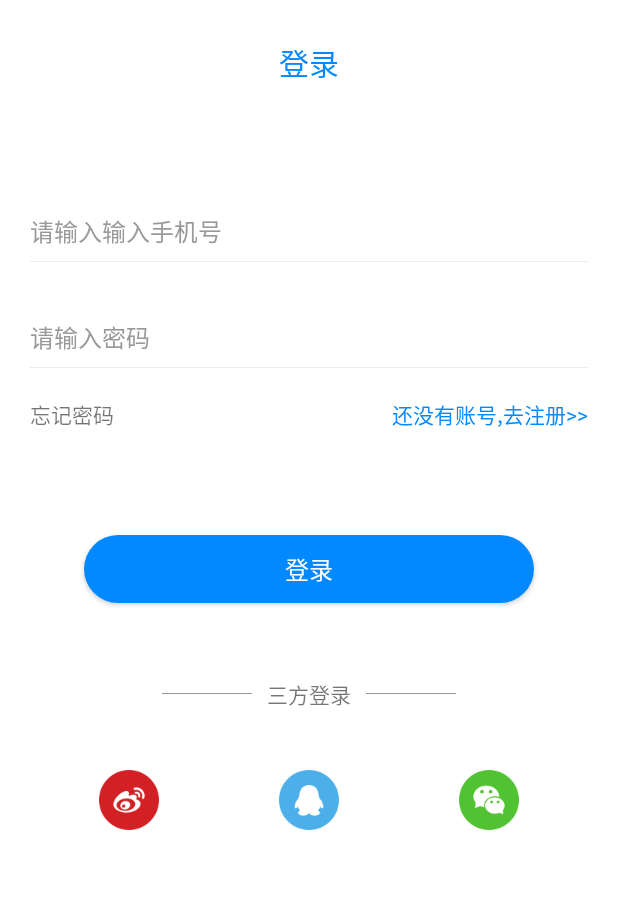
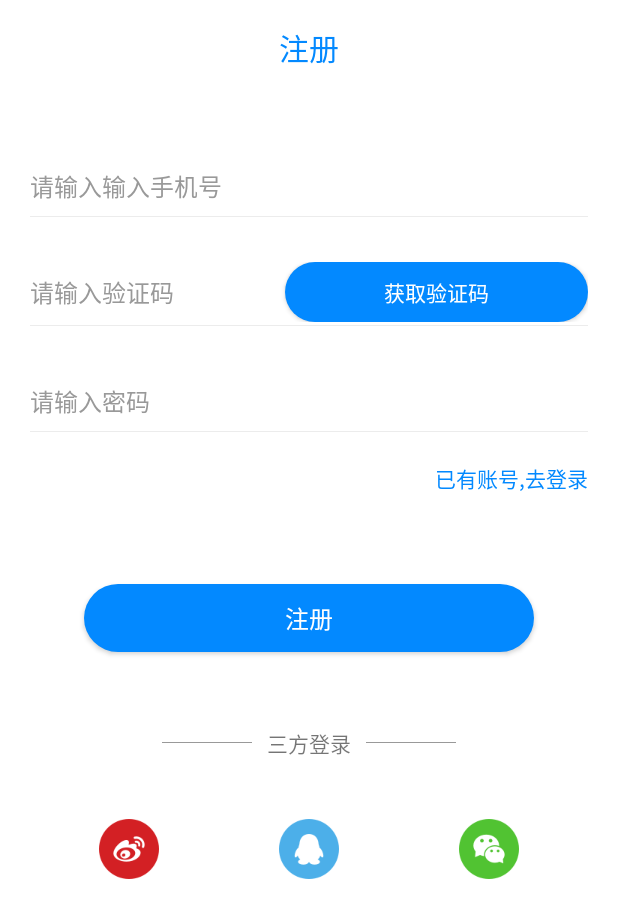
Before and after one commit to zhuzilyy/shine, an Android app: the screen it shows after launch (LoginActivity before the commit, RegisterActivity after it), on a phone screen of 412 x 824 dp. Shown: the top 918 px of the screen. Run offline under Robolectric (Android 15) with nearby library versions, the phone set to English and light mode, and no system bars; our stand-ins replace ButterKnife; Roboto replaces fonts that are not available here.

Commit message:
2018/3/29登录注册估分

```diff
--- a/app/src/main/java/com/qianyi/shine/MainActivity.java
+++ b/app/src/main/java/com/qianyi/shine/MainActivity.java
@@ -56,6 +56,12 @@ public class MainActivity extends BaseActivity implements BottomNavigationBar.On
     protected void initListener() {
 
     }
+
+    @Override
+    protected void setStatusBarColor() {
+
+    }
+
     /***
      * 显示隐藏Fragment
      *
--- a/app/src/main/java/com/qianyi/shine/base/BaseActivity.java
+++ b/app/src/main/java/com/qianyi/shine/base/BaseActivity.java
@@ -34,7 +34,7 @@ public abstract class BaseActivity extends FragmentActivity {
         initData();
         initListener();
         //设置状态栏的颜色
-        setStatusColor();
+        setStatusBarColor();
     }
     private void setStatusColor() {
         if (Build.VERSION.SDK_INT >= Build.VERSION_CODES.KITKAT) {
@@ -64,4 +64,5 @@ public abstract class BaseActivity extends FragmentActivity {
     protected abstract void initData();
     protected abstract void getResLayout();
     protected abstract void initListener();
+    protected abstract void setStatusBarColor();
 }
--- /dev/null
+++ b/app/src/main/java/com/qianyi/shine/ui/account/activity/RegisterActivity.java
@@ -0,0 +1,47 @@
+package com.qianyi.shine.ui.account.activity;
+
+import android.view.View;
+
+import com.qianyi.shine.R;
+import com.qianyi.shine.base.BaseActivity;
+
+import butterknife.OnClick;
+
+/**
+ * Created by NEUNB on 2018/3/29.
+ */
+
+public class RegisterActivity extends BaseActivity {
+    @Override
+    protected void initViews() {
+
+    }
+
+    @Override
+    protected void initData() {
+
+    }
+
+    @Override
+    protected void getResLayout() {
+        setContentView(R.layout.activity_register);
+
+    }
+
+    @Override
+    protected void initListener() {
+
+    }
+    @Override
+    protected void setStatusBarColor() {
+
+    }
+    @OnClick({R.id.tv_login})
+    public void click(View view){
+        switch (view.getId()){
+            case R.id.tv_login:
+                jumpActivity(this,LoginActivity.class);
+                break;
+        }
+    }
+}
--- /dev/null
+++ b/app/src/main/res/drawable/bg_subject.xml
@@ -0,0 +1,5 @@
+<?xml version="1.0" encoding="utf-8"?>
+<selector xmlns:android="http://schemas.android.com/apk/res/android">
+    <item android:state_checked="true" android:drawable="@drawable/subject_checked"/>
+    <item android:state_checked="false" android:drawable="@drawable/subject_unchecked"/>
+</selector>
--- /dev/null
+++ b/app/src/main/res/layout/activity_register.xml
@@ -0,0 +1,188 @@
+<?xml version="1.0" encoding="utf-8"?>
+<LinearLayout
+    android:focusable="true"
+    android:focusableInTouchMode="true"
+    android:background="#ffffff"
+    android:orientation="vertical"
+    xmlns:android="http://schemas.android.com/apk/res/android"
+    android:layout_width="match_parent"
+    android:layout_height="match_parent">
+     <TextView
+            android:gravity="center"
+            android:textColor="@color/main_blue"
+            android:textSize="20sp"
+            android:text="注册"
+            android:layout_width="match_parent"
+            android:layout_height="64dp" />
+    <com.qianyi.shine.ui.account.view.ClearEditText
+        android:maxLength="11"
+        android:singleLine="true"
+        android:layout_marginTop="40dp"
+        android:id="@+id/et_userName"
+        android:layout_width="match_parent"
+        android:layout_height="40dp"
+        android:hint="请输入输入手机号"
+        android:inputType="number"
+        android:textSize="16sp"
+        android:textColorHint="@color/gray"
+        android:background="@null"
+        android:textCursorDrawable="@null"
+        android:layout_marginLeft="20dp"
+        android:layout_marginRight="20dp"
+        />
+    <View
+        android:background="#ececec"
+        android:layout_marginRight="20dp"
+        android:layout_marginLeft="20dp"
+        android:layout_width="match_parent"
+        android:layout_height="0.5dp"/>
+    <!--获取验证码-->
+    <LinearLayout
+        android:layout_marginTop="30dp"
+        android:layout_marginRight="20dp"
+        android:layout_marginLeft="20dp"
+        android:orientation="horizontal"
+        android:layout_width="match_parent"
+        android:layout_height="40dp">
+        <com.qianyi.shine.ui.account.view.ClearEditText
+            android:layout_gravity="center_vertical"
+            android:maxLength="11"
+            android:singleLine="true"
+            android:id="@+id/et_confirmCode"
+            android:layout_width="150dp"
+            android:layout_height="40dp"
+            android:hint="请输入验证码"
+            android:inputType="number"
+            android:textSize="16sp"
+            android:textColorHint="@color/gray"
+            android:background="@null"
+            android:textCursorDrawable="@null"
+            />
+        <Button
+            android:textColor="@color/white"
+            android:background="@drawable/bg_login"
+            android:layout_gravity="center_vertical"
+            android:layout_marginLeft="20dp"
+            android:text="获取验证码"
+            android:layout_width="match_parent"
+            android:layout_height="wrap_content" />
+    </LinearLayout>
+    <View
+        android:layout_marginTop="2dp"
+        android:background="#ececec"
+        android:layout_marginRight="20dp"
+        android:layout_marginLeft="20dp"
+        android:layout_width="match_parent"
+        android:layout_height="0.5dp"/>
+
+    <!--密码-->
+    <com.qianyi.shine.ui.account.view.ClearEditText
+        android:singleLine="true"
+        android:layout_marginTop="30dp"
+        android:id="@+id/et_pwd"
+        android:layout_width="match_parent"
+        android:layout_height="40dp"
+        android:hint="请输入密码"
+        android:textSize="16sp"
+        android:textColorHint="@color/gray"
+        android:background="@null"
+        android:textCursorDrawable="@null"
+        android:layout_marginLeft="20dp"
+        android:layout_marginRight="20dp"
+        />
+    <View
+        android:background="#ececec"
+        android:layout_marginRight="20dp"
+        android:layout_marginLeft="20dp"
+        android:layout_width="match_parent"
+        android:layout_height="0.5dp"/>
+    <!--忘记密码-->
+    <RelativeLayout
+        android:layout_marginTop="20dp"
+        android:layout_marginRight="20dp"
+        android:layout_marginLeft="20dp"
+        android:layout_width="match_parent"
+        android:layout_height="wrap_content">
+        <TextView
+            android:id="@+id/tv_login"
+            android:textColor="@color/main_blue"
+            android:layout_alignParentRight="true"
+            android:textSize="14sp"
+            android:text="已有账号,去登录"
+            android:layout_width="wrap_content"
+            android:layout_height="wrap_content" />
+    </RelativeLayout>
+
+    <Button
+        android:id="@+id/btn_login"
+        android:textSize="16sp"
+        android:textColor="#fff"
+        android:background="@drawable/bg_login"
+        android:layout_marginTop="60dp"
+        android:layout_gravity="center_horizontal"
+        android:text="注册"
+        android:layout_width="300dp"
+        android:layout_height="45dp" />
+    <!--三方登录-->
+    <RelativeLayout
+        android:layout_marginTop="50dp"
+        android:layout_width="match_parent"
+        android:layout_height="wrap_content">
+        <TextView
+            android:id="@+id/tv_thirdLogin"
+            android:layout_centerInParent="true"
+            android:textSize="14sp"
+            android:text="三方登录"
+            android:layout_width="wrap_content"
+            android:layout_height="wrap_content" />
+        <View
+            android:layout_marginRight="10dp"
+            android:background="@color/gray"
+            android:layout_centerVertical="true"
+            android:layout_toLeftOf="@+id/tv_thirdLogin"
+            android:layout_width="60dp"
+            android:layout_height="0.5dp"/>
+        <View
+            android:layout_marginLeft="10dp"
+            android:background="@color/gray"
+            android:layout_centerVertical="true"
+            android:layout_toRightOf="@+id/tv_thirdLogin"
+            android:layout_width="60dp"
+            android:layout_height="0.5dp"/>
+    </RelativeLayout>
+
+    <!--三方登录的logo-->
+    <RelativeLayout
+        android:layout_marginTop="40dp"
+        android:layout_width="match_parent"
+        android:layout_height="wrap_content">
+        <ImageView
+            android:layout_marginRight="80dp"
+            android:layout_toLeftOf="@+id/iv_login_qq"
+            android:layout_centerVertical="true"
+            android:id="@+id/iv_login_weibo"
+            android:layout_centerInParent="true"
+            android:src="@mipmap/login_weibo"
+            android:layout_width="wrap_content"
+            android:layout_height="wrap_content" />
+        <ImageView
+            android:id="@+id/iv_login_qq"
+            android:layout_centerInParent="true"
+            android:src="@mipmap/login_qq"
+            android:layout_width="wrap_content"
+            android:layout_height="wrap_content" />
+        <ImageView
+            android:layout_marginLeft="80dp"
+            android:layout_centerVertical="true"
+            android:layout_toRightOf="@+id/iv_login_qq"
+            android:id="@+id/iv_login_wechat"
+            android:layout_centerInParent="true"
+            android:src="@mipmap/login_wechat"
+            android:layout_width="wrap_content"
+            android:layout_height="wrap_content" />
+
+    </RelativeLayout>
+
+
+
+</LinearLayout>
--- a/app/src/main/res/values/colors.xml
+++ b/app/src/main/res/values/colors.xml
@@ -17,4 +17,5 @@
     <color name="yellow">#ffff00</color>
     <color name="green">#00ff00</color>
     <color name="gray">#999999</color>
+    <color name="common_line">#ececec</color>
 </resources>
```
Also changed, not shown: app/src/main/AndroidManifest.xml (+12 -0 lines), app/src/main/java/com/qianyi/shine/ui/account/activity/GuessScoreActivity.java (added, +54 -0 lines), app/src/main/java/com/qianyi/shine/ui/account/activity/LoginActivity.java (+6 -2 lines), app/src/main/java/com/qianyi/shine/utils/SetStatusBarColor.java (added, +43 -0 lines), app/src/main/res/color/color.xml (added, +11 -0 lines), app/src/main/res/drawable/subject_checked.xml (added, +7 -0 lines), app/src/main/res/drawable/subject_unchecked.xml (added, +7 -0 lines), app/src/main/res/layout/activity_guess_score.xml (added, +162 -0 lines), app/src/main/res/layout/layout_title.xml (added, +22 -0 lines), app/src/main/res/mipmap-xhdpi/arrow_right.png (added), app/src/main/res/mipmap-xhdpi/back.png (added).
